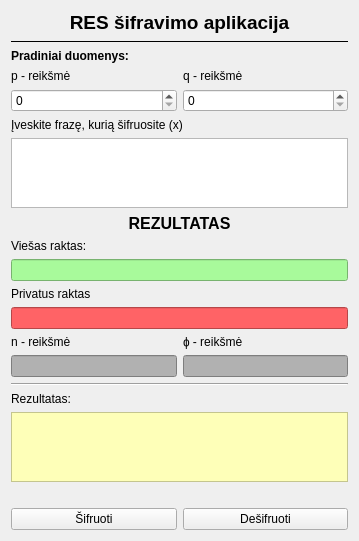
arnoldasstrukcinskas/PD_NR.3-RSA-, file gui/form.ui: the form before one commit.
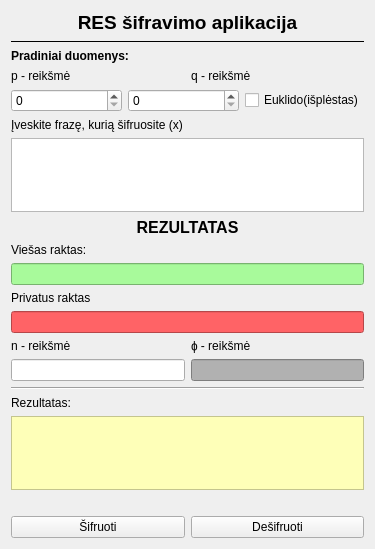
The form after the commit.

What changed in the file:
```diff
--- a/gui/form.ui
+++ b/gui/form.ui
@@ -6,8 +6,8 @@
    <rect>
     <x>0</x>
     <y>0</y>
-    <width>359</width>
-    <height>539</height>
+    <width>375</width>
+    <height>549</height>
    </rect>
   </property>
   <property name="windowTitle">
@@ -88,6 +88,13 @@
      <item>
       <widget class="QSpinBox" name="qValueSpinBox"/>
      </item>
+     <item>
+      <widget class="QCheckBox" name="euclideanCheckBox">
+       <property name="text">
+        <string>Euklido(išplėstas)</string>
+       </property>
+      </widget>
+     </item>
     </layout>
    </item>
    <item>
@@ -175,7 +182,7 @@
        <item>
         <widget class="QLineEdit" name="nValueTextEdit">
          <property name="styleSheet">
-          <string notr="true">background-color: rgb(177, 177, 177);</string>
+          <string notr="true"/>
          </property>
         </widget>
        </item>
@@ -184,6 +191,9 @@
          <property name="styleSheet">
           <string notr="true">background-color: rgb(177, 177, 177);</string>
          </property>
+         <property name="readOnly">
+          <bool>true</bool>
+         </property>
         </widget>
        </item>
       </layout>
```
